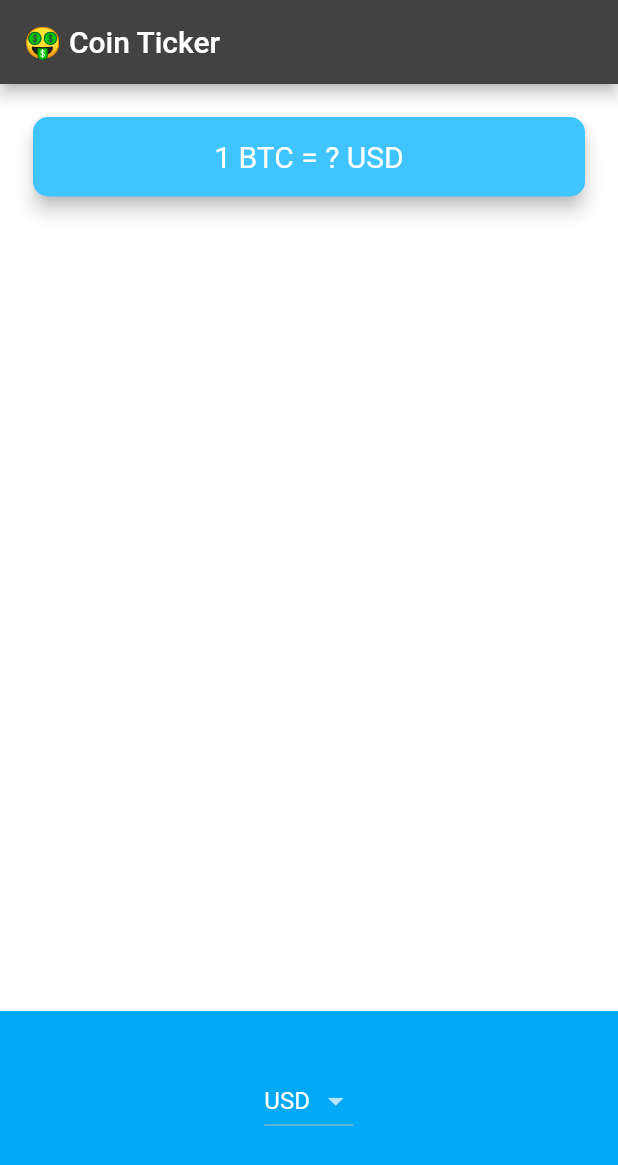
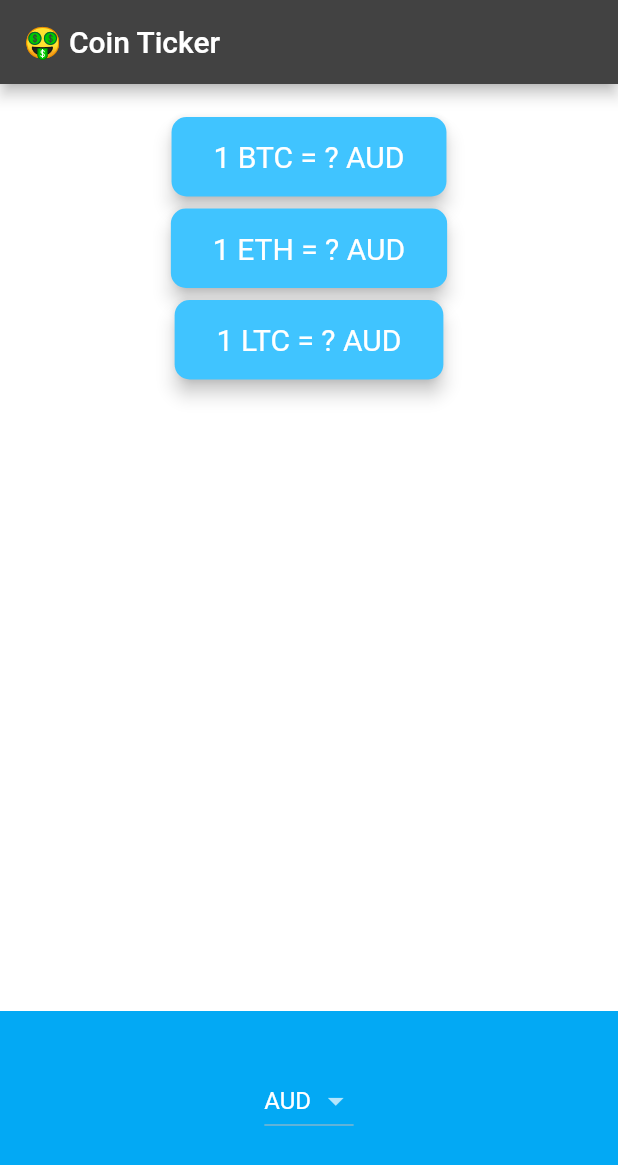
Before and after one commit to zod4iy/FlutterBootCamp, a Flutter app: the screen it shows after launch, on a phone screen of 412 x 824 dp. Shown: the top 1165 px of the screen. Run offline on Flutter 3.47's test engine with Material 2 defaults, Android fonts, the light colour scheme and no system bars; our stand-ins replace audioplayers, flutter_spinkit, font_awesome_flutter, geolocator, rflutter_alert; network calls fail.

Commit message:
[bitcoin] - Fetch data for all coins

```diff
--- a/bitcoin/lib/price_screen.dart
+++ b/bitcoin/lib/price_screen.dart
@@ -10,36 +10,63 @@ class PriceScreen extends StatefulWidget {
 }
 
 class _PriceScreenState extends State<PriceScreen> {
-  String _selectedCurrency = 'USD';
-  String _btcValue = '1 BTC = ? USD';
+  String _selectedCurrency = currenciesList.first;
+  String _btcValue = '1 BTC = ? ${currenciesList.first}';
+  String _ethValue = '1 ETH = ? ${currenciesList.first}';
+  String _ltcValue = '1 LTC = ? ${currenciesList.first}';
+
   CoinApiService apiService = CoinApiService();
 
   @override
   void initState() {
     super.initState();
 
-    _fetchInitialExchangeRates();
+    _fetchRates();
   }
 
-  void _fetchInitialExchangeRates() async {
-    var exchangeBTCData = await apiService.fetchExchangeRates(currency: _selectedCurrency, coinName: 'BTC');
-    _updateBTC(exchangeBTCData);
+  Future<void> _fetchRates() async {
+    Future
+      .wait([
+        _fetchExchangeRateFor(coin: 'BTC'),
+        _fetchExchangeRateFor(coin: 'ETH'),
+        _fetchExchangeRateFor(coin: 'LTC'),
+      ])
+      .then((List responses) {
+        for (dynamic exchangeCoinData in responses) {
+          _updateCoinUI(exchangeCoinData);
+        }
+      })
+      .catchError((e) => print(e));
   }
 
-  void _updateBTC(dynamic data) {
+  Future<void> _fetchExchangeRateFor({required String coin}) async {
+    var exchangeCoinData = await apiService.fetchExchangeRates(
+        currency: _selectedCurrency, coinName: coin);
+    _updateCoinUI(exchangeCoinData);
+  }
+
+  void _updateCoinUI(dynamic data) {
     setState(() {
+      String coin = data['asset_id_base'];
       String currency = data['asset_id_quote'];
       double rate = data['rate'];
       int rateInteger = rate.toInt();
 
-      _btcValue = '1 BTC = $rateInteger $currency';
+      if (coin == 'BTC') {
+        _btcValue = '1 $coin = $rateInteger $currency';
+      } else if (coin == 'ETH') {
+        _ethValue = '1 $coin = $rateInteger $currency';
+      } else if (coin == 'LTC') {
+        _ltcValue = '1 $coin = $rateInteger $currency';
+      }
     });
   }
 
   DropdownButton<String> _buildMaterialPicker() {
     List<DropdownMenuItem<String>> itemsList = [];
     for (String currency in currenciesList) {
-      itemsList.add(DropdownMenuItem<String>(child: Text(currency), value: currency));
+      itemsList.add(
+          DropdownMenuItem<String>(child: Text(currency), value: currency));
     }
 
     return DropdownButton<String>(
@@ -48,6 +75,7 @@ class _PriceScreenState extends State<PriceScreen> {
       onChanged: (value) {
         setState(() {
           _selectedCurrency = value ?? 'USD';
+          _fetchRates();
         });
       },
     );
@@ -64,7 +92,8 @@ class _PriceScreenState extends State<PriceScreen> {
       itemExtent: 32.0,
       children: pickerItems,
       onSelectedItemChanged: (selectedIndex) {
-        print(selectedIndex);
+        _selectedCurrency = currenciesList[selectedIndex];
+        _fetchRates();
       },
     );
   }
@@ -81,14 +110,17 @@ class _PriceScreenState extends State<PriceScreen> {
         children: <Widget>[
           Padding(
             padding: EdgeInsets.fromLTRB(18.0, 18.0, 18.0, 0),
-            child: Card(
+            child: Column(
+              children: [
+                Card(
                   color: Colors.lightBlueAccent,
                   elevation: 5.0,
                   shape: RoundedRectangleBorder(
                     borderRadius: BorderRadius.circular(10.0),
                   ),
                   child: Padding(
-                padding: EdgeInsets.symmetric(vertical: 15.0, horizontal: 28.0),
+                    padding:
+                        EdgeInsets.symmetric(vertical: 15.0, horizontal: 28.0),
                     child: Text(
                       _btcValue,
                       textAlign: TextAlign.center,
@@ -99,13 +131,55 @@ class _PriceScreenState extends State<PriceScreen> {
                     ),
                   ),
                 ),
+                Card(
+                  color: Colors.lightBlueAccent,
+                  elevation: 5.0,
+                  shape: RoundedRectangleBorder(
+                    borderRadius: BorderRadius.circular(10.0),
+                  ),
+                  child: Padding(
+                    padding:
+                        EdgeInsets.symmetric(vertical: 15.0, horizontal: 28.0),
+                    child: Text(
+                      _ethValue,
+                      textAlign: TextAlign.center,
+                      style: TextStyle(
+                        fontSize: 20.0,
+                        color: Colors.white,
+                      ),
+                    ),
+                  ),
+                ),
+                Card(
+                  color: Colors.lightBlueAccent,
+                  elevation: 5.0,
+                  shape: RoundedRectangleBorder(
+                    borderRadius: BorderRadius.circular(10.0),
+                  ),
+                  child: Padding(
+                    padding:
+                        EdgeInsets.symmetric(vertical: 15.0, horizontal: 28.0),
+                    child: Text(
+                      _ltcValue,
+                      textAlign: TextAlign.center,
+                      style: TextStyle(
+                        fontSize: 20.0,
+                        color: Colors.white,
+                      ),
+                    ),
+                  ),
+                ),
+              ],
+            ),
           ),
           Container(
             height: 150.0,
             alignment: Alignment.center,
             padding: EdgeInsets.only(bottom: 30.0),
             color: Colors.lightBlue,
-            child: Platform.isIOS ? _buildCupertinoPicker() : _buildMaterialPicker(),
+            child: Platform.isIOS
+                ? _buildCupertinoPicker()
+                : _buildMaterialPicker(),
           ),
         ],
       ),
```
Lines whose indentation alone changed are shown as unchanged.
